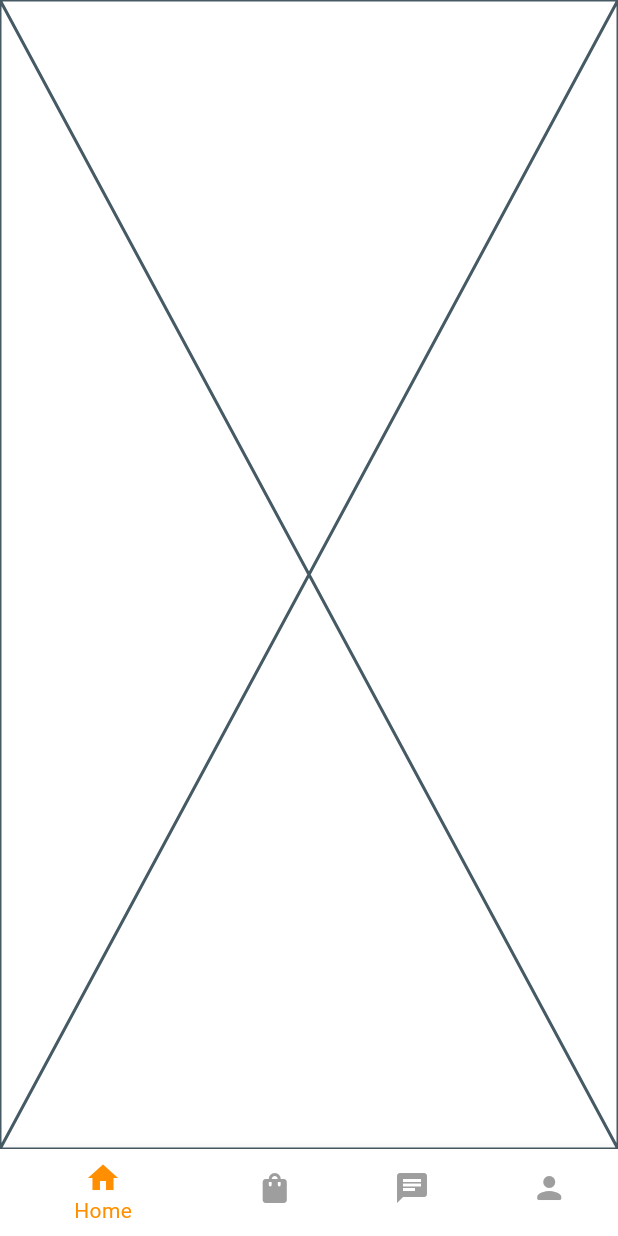
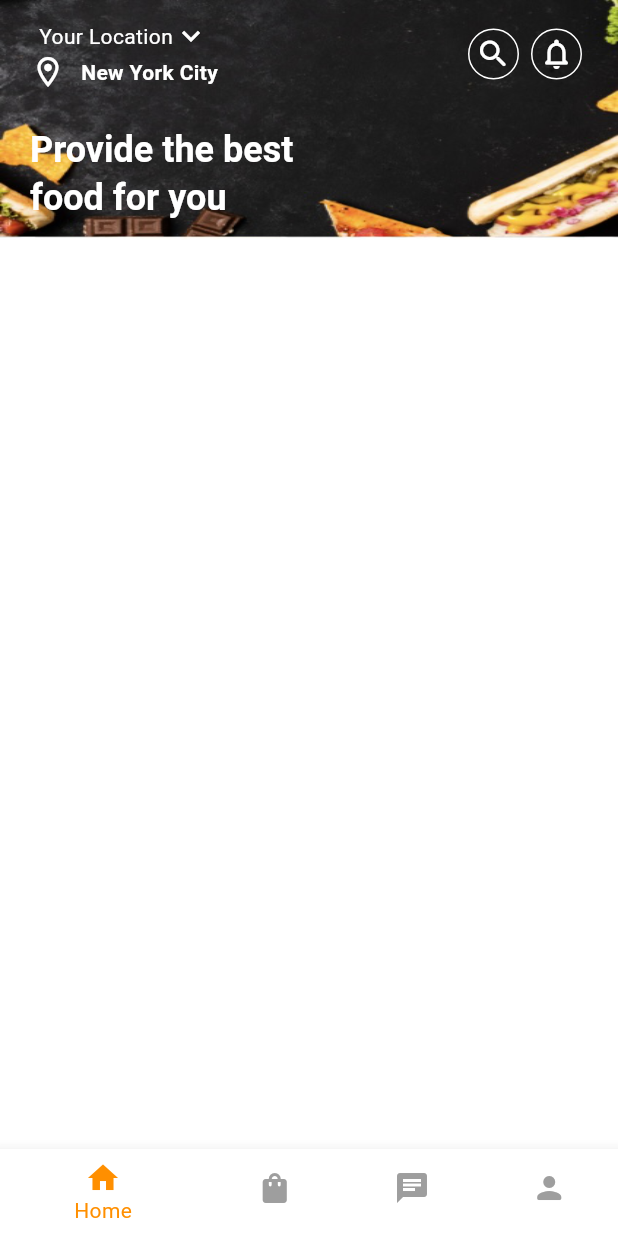
Before and after one commit to alpha-sow/fooddelivery, a Flutter app: the screen it shows after launch, on a phone screen of 412 x 824 dp. Run offline on Flutter 3.47's test engine with Material 3 defaults, Android fonts, the phone set to English and light mode, and no system bars; our stand-ins replace auto_route, flutter_svg, vector_graphics.

Commit message:
feat: home header

```diff
--- a/lib/app/view/home_view.dart
+++ b/lib/app/view/home_view.dart
@@ -1,5 +1,7 @@
 import 'package:auto_route/annotations.dart';
 import 'package:flutter/material.dart';
+import 'package:fooddelivery/app/view/widgets/widgets.dart';
+import 'package:fooddelivery/assets/assets.gen.dart';
 
 @RoutePage()
 class HomeView extends StatelessWidget {
@@ -7,6 +9,110 @@ class HomeView extends StatelessWidget {
 
   @override
   Widget build(BuildContext context) {
-    return const Placeholder();
+    return Scaffold(
+      appBar: PreferredSize(
+        preferredSize: const Size.fromHeight(160),
+        child: Container(
+          decoration: BoxDecoration(
+            image: DecorationImage(
+              fit: BoxFit.fill,
+              image: AssetImage(Assets.images.dashboardHeader.path),
+            ),
+          ),
+          child: SafeArea(
+            child: Padding(
+              padding: const EdgeInsets.symmetric(horizontal: 20.0),
+              child: Column(
+                mainAxisAlignment: MainAxisAlignment.spaceAround,
+                crossAxisAlignment: CrossAxisAlignment.start,
+                children: [
+                  Row(
+                    children: [
+                      const Column(
+                        children: [
+                          Row(
+                            children: [
+                              Text(
+                                'Your Location',
+                                style: TextStyle(color: Colors.white),
+                              ),
+                              Icon(
+                                Icons.keyboard_arrow_down,
+                                color: Colors.white,
+                              )
+                            ],
+                          ),
+                          Row(
+                            children: [
+                              Padding(
+                                padding: EdgeInsets.only(right: 10.0),
+                                child: Icon(
+                                  Icons.location_on_outlined,
+                                  color: Colors.white,
+                                ),
+                              ),
+                              Text(
+                                'New York City',
+                                style: TextStyle(
+                                  color: Colors.white,
+                                  fontWeight: FontWeight.bold,
+                                ),
+                              ),
+                            ],
+                          ),
+                        ],
+                      ),
+                      const Spacer(),
+                      Row(
+                        children: [
+                          AppIconButton(
+                            onPressed: () {},
+                            icon: const Icon(
+                              Icons.search_rounded,
+                              color: Colors.white,
+                            ),
+                          ),
+                          AppIconButton(
+                            onPressed: () {},
+                            icon: const Icon(
+                              Icons.notifications_none_rounded,
+                              color: Colors.white,
+                            ),
+                          )
+                        ],
+                      )
+                    ],
+                  ),
+                  Column(
+                    crossAxisAlignment: CrossAxisAlignment.start,
+                    children: [
+                      Text(
+                        'Provide the best',
+                        style:
+                            Theme.of(context).textTheme.headlineSmall?.copyWith(
+                                  color: Colors.white,
+                                  fontWeight: FontWeight.bold,
+                                ),
+                      ),
+                      Text(
+                        'food for you',
+                        style:
+                            Theme.of(context).textTheme.headlineSmall?.copyWith(
+                                  color: Colors.white,
+                                  fontWeight: FontWeight.bold,
+                                ),
+                      ),
+                    ],
+                  ),
+                ],
+              ),
+            ),
+          ),
+        ),
+      ),
+      body: ListView(
+        children: const [],
+      ),
+    );
   }
 }
--- /dev/null
+++ b/lib/app/view/widgets/app_icon_button.dart
@@ -0,0 +1,32 @@
+import 'package:flutter/material.dart';
+
+class AppIconButton extends StatelessWidget {
+  const AppIconButton({
+    super.key,
+    required this.icon,
+    this.onPressed,
+  });
+
+  final Widget icon;
+  final void Function()? onPressed;
+
+  @override
+  Widget build(BuildContext context) {
+    return Padding(
+      padding: const EdgeInsets.all(4.0),
+      child: InkWell(
+        onTap: onPressed,
+        child: Container(
+          decoration: BoxDecoration(
+            border: Border.all(color: Colors.white, width: 1),
+            borderRadius: BorderRadius.circular(50),
+          ),
+          child: Padding(
+            padding: const EdgeInsets.all(4.0),
+            child: icon,
+          ),
+        ),
+      ),
+    );
+  }
+}
--- /dev/null
+++ b/lib/app/view/widgets/widgets.dart
@@ -0,0 +1 @@
+export 'app_icon_button.dart';
--- a/lib/assets/assets.gen.dart
+++ b/lib/assets/assets.gen.dart
@@ -23,6 +23,10 @@ class $AssetsImagesGen {
   AssetGenImage get bgScreen2 =>
       const AssetGenImage('assets/images/bg-screen-2.png');
 
+  /// File path: assets/images/dashboard_header.png
+  AssetGenImage get dashboardHeader =>
+      const AssetGenImage('assets/images/dashboard_header.png');
+
   /// Directory path: assets/images/icons
   $AssetsImagesIconsGen get icons => const $AssetsImagesIconsGen();
 
@@ -30,7 +34,7 @@ class $AssetsImagesGen {
   SvgGenImage get success => const SvgGenImage('assets/images/success.svg');
 
   /// List of all assets
-  List<dynamic> get values => [bgScreen1, bgScreen2, success];
+  List<dynamic> get values => [bgScreen1, bgScreen2, dashboardHeader, success];
 }
 
 class $AssetsImagesIconsGen {
--- a/lib/login/view/widgets/login_icon_button.dart
+++ b/lib/login/view/widgets/login_icon_button.dart
@@ -14,13 +14,10 @@ class LoginIconButton extends StatelessWidget {
   Widget build(BuildContext context) {
     return Padding(
       padding: const EdgeInsets.all(8.0),
-      child: Ink(
-        decoration: ShapeDecoration(
-          shape: CircleBorder(
-            side: BorderSide(
-              color: Theme.of(context).colorScheme.secondary,
-            ),
-          ),
+      child: Container(
+        decoration: BoxDecoration(
+          border: Border.all(color: Colors.white, width: 1),
+          borderRadius: BorderRadius.circular(100),
         ),
         child: IconButton(
           onPressed: onPressed,
```
Also changed, not shown: assets/images/dashboard_header.png (added).
